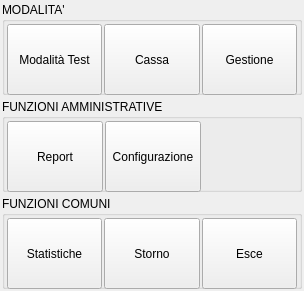
Old version of the form src/operazionidlg.ui in the repository mtonin/gestcassa.
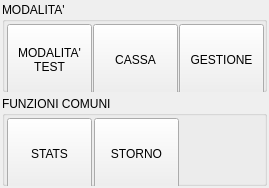
New version of the form. Icons and pictures are not drawn.

Commit message: - creato nuovo frame "Funzioni Amministrative" in modalità gestione

Diff of the .ui file:
```diff
--- a/src/operazionidlg.ui
+++ b/src/operazionidlg.ui
@@ -6,14 +6,20 @@
    <rect>
     <x>0</x>
     <y>0</y>
-    <width>304</width>
-    <height>291</height>
+    <width>269</width>
+    <height>188</height>
    </rect>
   </property>
   <property name="minimumSize">
    <size>
-    <width>304</width>
-    <height>291</height>
+    <width>269</width>
+    <height>188</height>
+   </size>
+  </property>
+  <property name="maximumSize">
+   <size>
+    <width>269</width>
+    <height>188</height>
    </size>
   </property>
   <property name="windowTitle">
@@ -53,7 +59,8 @@
          </size>
         </property>
         <property name="text">
-         <string>Modalità Test</string>
+         <string>MODALITA'
+TEST</string>
         </property>
         <property name="icon">
          <iconset resource="risorse.qrc">
@@ -85,7 +92,7 @@
          </size>
         </property>
         <property name="text">
-         <string>Cassa</string>
+         <string>CASSA</string>
         </property>
         <property name="icon">
          <iconset resource="risorse.qrc">
@@ -117,7 +124,7 @@
          </size>
         </property>
         <property name="text">
-         <string>Gestione</string>
+         <string>GESTIONE</string>
         </property>
         <property name="icon">
          <iconset resource="risorse.qrc">
@@ -137,104 +144,6 @@
      </layout>
     </widget>
    </item>
-   <item>
-    <widget class="QGroupBox" name="groupBox_2">
-     <property name="title">
-      <string>FUNZIONI AMMINISTRATIVE</string>
-     </property>
-     <layout class="QHBoxLayout" name="horizontalLayout_2">
-      <property name="spacing">
-       <number>2</number>
-      </property>
-      <property name="margin">
-       <number>2</number>
-      </property>
-      <item>
-       <widget class="QToolButton" name="reportBtn">
-        <property name="sizePolicy">
-         <sizepolicy hsizetype="MinimumExpanding" vsizetype="Expanding">
-          <horstretch>0</horstretch>
-          <verstretch>0</verstretch>
-         </sizepolicy>
-        </property>
-        <property name="minimumSize">
-         <size>
-          <width>85</width>
-          <height>71</height>
-         </size>
-        </property>
-        <property name="text">
-         <string>Report</string>
-        </property>
-        <property name="icon">
-         <iconset resource="risorse.qrc">
-          <normaloff>:/GestCassa/report 2</normaloff>:/GestCassa/report 2</iconset>
-        </property>
-        <property name="iconSize">
-         <size>
-          <width>48</width>
-          <height>48</height>
-         </size>
-        </property>
-        <property name="autoExclusive">
-         <bool>false</bool>
-        </property>
-        <property name="toolButtonStyle">
-         <enum>Qt::ToolButtonTextUnderIcon</enum>
-        </property>
-       </widget>
-      </item>
-      <item>
-       <widget class="QToolButton" name="configurazioneBtn">
-        <property name="sizePolicy">
-         <sizepolicy hsizetype="MinimumExpanding" vsizetype="Expanding">
-          <horstretch>0</horstretch>
-          <verstretch>0</verstretch>
-         </sizepolicy>
-        </property>
-        <property name="minimumSize">
-         <size>
-          <width>85</width>
-          <height>71</height>
-         </size>
-        </property>
-        <property name="text">
-         <string>Configurazione</string>
-        </property>
-        <property name="icon">
-         <iconset resource="risorse.qrc">
-          <normaloff>:/GestCassa/configurazione</normaloff>:/GestCassa/configurazione</iconset>
-        </property>
-        <property name="iconSize">
-         <size>
-          <width>48</width>
-          <height>48</height>
-         </size>
-        </property>
-        <property name="autoExclusive">
-         <bool>false</bool>
-        </property>
-        <property name="toolButtonStyle">
-         <enum>Qt::ToolButtonTextUnderIcon</enum>
-        </property>
-       </widget>
-      </item>
-      <item>
-       <spacer name="horizontalSpacer">
-        <property name="orientation">
-         <enum>Qt::Horizontal</enum>
-        </property>
-        <property name="sizeHint" stdset="0">
-         <size>
-          <width>40</width>
-          <height>20</height>
-         </size>
-        </property>
-       </spacer>
-      </item>
-     </layout>
-    </widget>
-   </item>
    <item>
     <widget class="QGroupBox" name="groupBox_3">
      <property name="title">
@@ -262,7 +171,7 @@
          </size>
         </property>
         <property name="text">
-         <string>Statistiche</string>
+         <string>STATS</string>
         </property>
         <property name="icon">
          <iconset resource="risorse.qrc">
@@ -297,7 +206,7 @@
          </size>
         </property>
         <property name="text">
-         <string>Storno</string>
+         <string>STORNO</string>
         </property>
         <property name="icon">
          <iconset resource="risorse.qrc">
@@ -318,39 +227,17 @@
        </widget>
       </item>
       <item>
-       <widget class="QToolButton" name="closeBtn">
-        <property name="sizePolicy">
-         <sizepolicy hsizetype="MinimumExpanding" vsizetype="Expanding">
-          <horstretch>0</horstretch>
-          <verstretch>0</verstretch>
-         </sizepolicy>
+       <spacer name="horizontalSpacer">
+        <property name="orientation">
+         <enum>Qt::Horizontal</enum>
         </property>
-        <property name="minimumSize">
+        <property name="sizeHint" stdset="0">
          <size>
-          <width>85</width>
-          <height>71</height>
+          <width>40</width>
+          <height>20</height>
          </size>
         </property>
-        <property name="text">
-         <string>Esce</string>
-        </property>
-        <property name="icon">
-         <iconset resource="risorse.qrc">
-          <normaloff>:/GestCassa/esce</normaloff>:/GestCassa/esce</iconset>
-        </property>
-        <property name="iconSize">
-         <size>
-          <width>48</width>
-          <height>48</height>
-         </size>
-        </property>
-        <property name="autoExclusive">
-         <bool>false</bool>
-        </property>
-        <property name="toolButtonStyle">
-         <enum>Qt::ToolButtonTextUnderIcon</enum>
-        </property>
-       </widget>
+       </spacer>
       </item>
      </layout>
     </widget>
```
The commit also changes 4 other files.
